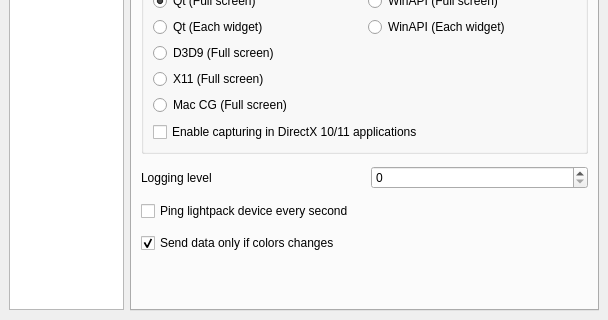
Atarity/Lightpack, file Software/src/SettingsWindow.ui: the form before one commit; both pictures show x 0 to 608 and y 279 to 599 of the 608 by 599 pixel window.
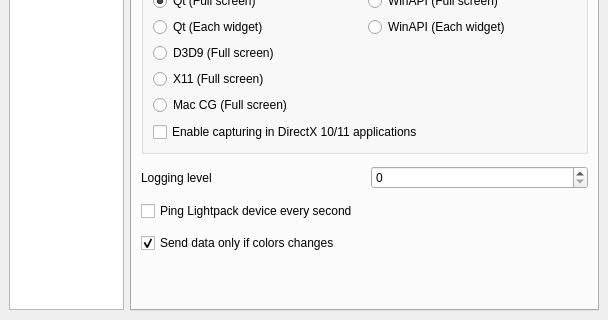
The form after the commit. Icons and pictures are not drawn. Custom widgets are drawn as their Qt base class.

Commit message: StatusBar is fixed

```diff
--- a/Software/src/SettingsWindow.ui
+++ b/Software/src/SettingsWindow.ui
@@ -2921,7 +2921,7 @@
         <item>
          <widget class="QCheckBox" name="checkBox_PingDeviceEverySecond">
           <property name="text">
-           <string>Ping lightpack device every second</string>
+           <string>Ping Lightpack device every second</string>
           </property>
          </widget>
         </item>
```
The commit also changes 1 other file.
